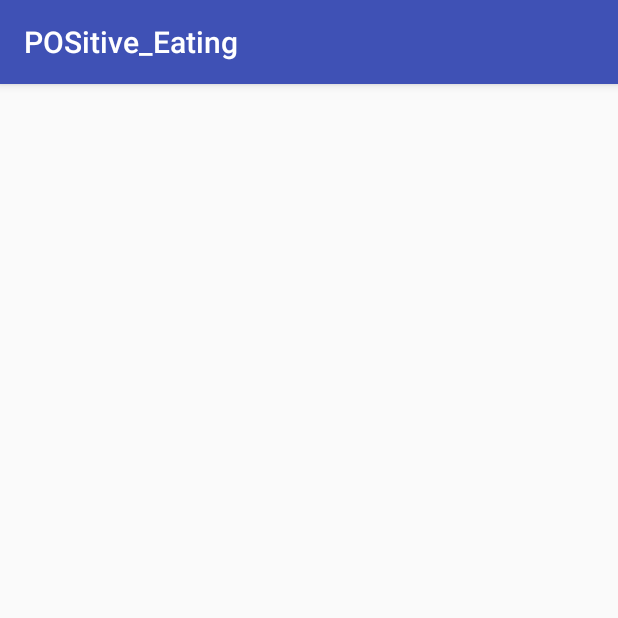
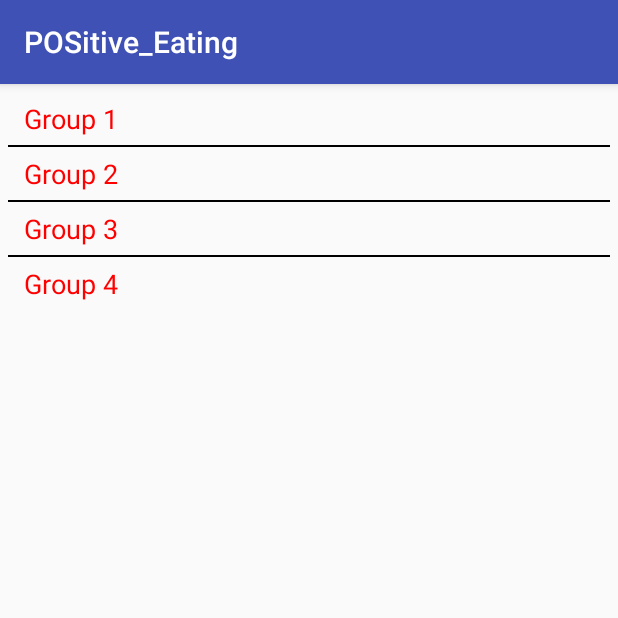
Before and after one commit to Alec13355/Restaurant, an Android app: the Menu screen opened directly, with no data from a screen before it, on a phone screen of 412 x 824 dp, the top half of it. Run offline under Robolectric (Android 15) with nearby library versions, the phone set to English and light mode, and no system bars.

Commit message:
Added an expandable list view in the process of putting our data in.

```diff
--- /dev/null
+++ b/POSitive_Eating/app/src/main/java/com/example/alec/positive_eating/ExpandableListAdapter.java
@@ -0,0 +1,137 @@
+package com.example.alec.positive_eating;
+
+/**
+ * Found on http://www.androhub.com/android-expandablelistview/
+ * Implementing my own data into it.
+ */
+
+import java.util.HashMap;
+import java.util.List;
+
+import android.content.Context;
+import android.graphics.Typeface;
+import android.view.LayoutInflater;
+import android.view.View;
+import android.view.ViewGroup;
+import android.widget.BaseExpandableListAdapter;
+import android.widget.TextView;
+
+//For expandable list view use BaseExpandableListAdapter
+public class ExpandableListAdapter extends BaseExpandableListAdapter {
+    private Context _context;
+    private List<String> header; // header titles
+    // Child data in format of header title, child title
+    private HashMap<String, List<String>> child;
+
+    public ExpandableListAdapter(Context context, List<String> listDataHeader,
+                                 HashMap<String, List<String>> listChildData) {
+        this._context = context;
+        this.header = listDataHeader;
+        this.child = listChildData;
+    }
+
+    @Override
+    public Object getChild(int groupPosition, int childPosititon) {
+
+        // This will return the child
+        return this.child.get(this.header.get(groupPosition)).get(
+                childPosititon);
+    }
+
+    @Override
+    public long getChildId(int groupPosition, int childPosition) {
+        return childPosition;
+    }
+
+    @Override
+    public View getChildView(int groupPosition, final int childPosition,
+                             boolean isLastChild, View convertView, ViewGroup parent) {
+
+        // Getting child text
+        final String childText = (String) getChild(groupPosition, childPosition);
+
+        // Inflating child layout and setting textview
+        if (convertView == null) {
+            LayoutInflater infalInflater = (LayoutInflater) this._context
+                    .getSystemService(Context.LAYOUT_INFLATER_SERVICE);
+            convertView = infalInflater.inflate(R.layout.childs, parent, false);
+        }
+
+        TextView child_text = (TextView) convertView.findViewById(R.id.child);
+
+        child_text.setText(childText);
+        return convertView;
+    }
+
+    @Override
+    public int getChildrenCount(int groupPosition) {
+
+        // return children count
+        return this.child.get(this.header.get(groupPosition)).size();
+    }
+
+    @Override
+    public Object getGroup(int groupPosition) {
+
+        // Get header position
+        return this.header.get(groupPosition);
+    }
+
+    @Override
+    public int getGroupCount() {
+
+        // Get header size
+        return this.header.size();
+    }
+
+    @Override
+    public long getGroupId(int groupPosition) {
+        return groupPosition;
+    }
+
+    @Override
+    public View getGroupView(int groupPosition, boolean isExpanded,
+                             View convertView, ViewGroup parent) {
+
+        // Getting header title
+        String headerTitle = (String) getGroup(groupPosition);
+
+        // Inflating header layout and setting text
+        if (convertView == null) {
+            LayoutInflater infalInflater = (LayoutInflater) this._context
+                    .getSystemService(Context.LAYOUT_INFLATER_SERVICE);
+            convertView = infalInflater.inflate(R.layout.header, parent, false);
+        }
+
+        TextView header_text = (TextView) convertView.findViewById(R.id.header);
+
+        header_text.setText(headerTitle);
+
+        // If group is expanded then change the text into bold and change the
+        // icon
+        if (isExpanded) {
+            header_text.setTypeface(null, Typeface.BOLD);
+//            header_text.setCompoundDrawablesWithIntrinsicBounds(0, 0,
+//                    R.drawable.ic_up, 0);
+        } else {
+            // If group is not expanded then change the text back into normal
+            // and change the icon
+
+            header_text.setTypeface(null, Typeface.NORMAL);
+//            header_text.setCompoundDrawablesWithIntrinsicBounds(0, 0,
+//                    R.drawable.ic_down, 0);
+        }
+
+        return convertView;
+    }
+
+    @Override
+    public boolean hasStableIds() {
+        return false;
+    }
+
+    @Override
+    public boolean isChildSelectable(int groupPosition, int childPosition) {
+        return true;
+    }
+}
--- a/POSitive_Eating/app/src/main/java/com/example/alec/positive_eating/Menu.java
+++ b/POSitive_Eating/app/src/main/java/com/example/alec/positive_eating/Menu.java
@@ -1,13 +1,141 @@
 package com.example.alec.positive_eating;
 
-import android.support.v7.app.AppCompatActivity;
+import java.util.ArrayList;
+import java.util.HashMap;
+import java.util.List;
+/*
+*Found on http://www.androhub.com/android-expandablelistview/
+ * Implementing my own data into it.
+ */
 import android.os.Bundle;
+import android.support.v7.app.ActionBarActivity;
+import android.view.View;
+import android.widget.ExpandableListView;
+import android.widget.ExpandableListView.OnChildClickListener;
+import android.widget.ExpandableListView.OnGroupClickListener;
+import android.widget.ExpandableListView.OnGroupExpandListener;
+import android.widget.Toast;
 
-public class Menu extends AppCompatActivity {
+public class Menu extends ActionBarActivity {
+    private static ExpandableListView expandableListView;
+    private static ExpandableListAdapter adapter;
 
     @Override
     protected void onCreate(Bundle savedInstanceState) {
         super.onCreate(savedInstanceState);
         setContentView(R.layout.activity_menu);
+
+        expandableListView = (ExpandableListView) findViewById(R.id.simple_expandable_listview);
+
+        // Setting group indicator null for custom indicator
+        expandableListView.setGroupIndicator(null);
+
+        setItems();
+        setListener();
+
+    }
+
+    // Setting headers and childs to expandable listview
+    void setItems() {
+
+        // Array list for header
+        ArrayList<String> header = new ArrayList<String>();
+
+        // Array list for child items
+        List<String> child1 = new ArrayList<String>();
+        List<String> child2 = new ArrayList<String>();
+        List<String> child3 = new ArrayList<String>();
+        List<String> child4 = new ArrayList<String>();
+
+        // Hash map for both header and child
+        HashMap<String, List<String>> hashMap = new HashMap<String, List<String>>();
+
+        // Adding headers to list
+        for (int i = 1; i < 5; i++) {
+            header.add("Group " + i);
+
+        }
+        // Adding child data
+        for (int i = 1; i < 5; i++) {
+            child1.add("Group 1  - " + " : Child" + i);
+
+        }
+        // Adding child data
+        for (int i = 1; i < 5; i++) {
+            child2.add("Group 2  - " + " : Child" + i);
+
+        }
+        // Adding child data
+        for (int i = 1; i < 6; i++) {
+            child3.add("Group 3  - " + " : Child" + i);
+
+        }
+        // Adding child data
+        for (int i = 1; i < 7; i++) {
+            child4.add("Group 4  - " + " : Child" + i);
+
+        }
+
+        // Adding header and childs to hash map
+        hashMap.put(header.get(0), child1);
+        hashMap.put(header.get(1), child2);
+        hashMap.put(header.get(2), child3);
+        hashMap.put(header.get(3), child4);
+
+        adapter = new ExpandableListAdapter(Menu.this, header, hashMap);
+
+        // Setting adpater over expandablelistview
+        expandableListView.setAdapter(adapter);
+    }
+
+    // Setting different listeners to expandablelistview
+    void setListener() {
+
+        // This listener will show toast on group click
+        expandableListView.setOnGroupClickListener(new OnGroupClickListener() {
+
+            @Override
+            public boolean onGroupClick(ExpandableListView listview, View view,
+                                        int group_pos, long id) {
+
+                Toast.makeText(Menu.this,
+                        "You clicked : " + adapter.getGroup(group_pos),
+                        Toast.LENGTH_SHORT).show();
+                return false;
+            }
+        });
+
+        // This listener will expand one group at one time
+        // You can remove this listener for expanding all groups
+        expandableListView
+                .setOnGroupExpandListener(new OnGroupExpandListener() {
+
+                    // Default position
+                    int previousGroup = -1;
+
+                    @Override
+                    public void onGroupExpand(int groupPosition) {
+                        if (groupPosition != previousGroup)
+
+                            // Collapse the expanded group
+                            expandableListView.collapseGroup(previousGroup);
+                        previousGroup = groupPosition;
+                    }
+
+                });
+
+        // This listener will show toast on child click
+        expandableListView.setOnChildClickListener(new OnChildClickListener() {
+
+            @Override
+            public boolean onChildClick(ExpandableListView listview, View view,
+                                        int groupPos, int childPos, long id) {
+                Toast.makeText(
+                        Menu.this,
+                        "You clicked : " + adapter.getChild(groupPos, childPos),
+                        Toast.LENGTH_SHORT).show();
+                return false;
+            }
+        });
     }
 }
--- a/POSitive_Eating/app/src/main/res/layout/activity_menu.xml
+++ b/POSitive_Eating/app/src/main/res/layout/activity_menu.xml
@@ -1,19 +1,17 @@
-<?xml version="1.0" encoding="utf-8"?>
-<RelativeLayout xmlns:android="http://schemas.android.com/apk/res/android"
+<LinearLayout xmlns:android="http://schemas.android.com/apk/res/android"
     xmlns:tools="http://schemas.android.com/tools"
-    android:id="@+id/activity_menu"
-    android:layout_width="match_parent"
-    android:layout_height="match_parent"
-    android:paddingBottom="@dimen/activity_vertical_margin"
-    android:paddingLeft="@dimen/activity_horizontal_margin"
-    android:paddingRight="@dimen/activity_horizontal_margin"
-    android:paddingTop="@dimen/activity_vertical_margin"
+    android:layout_width="fill_parent"
+    android:layout_height="fill_parent"
+    android:orientation="vertical"
+    android:padding="5dp"
     tools:context="com.example.alec.positive_eating.Menu">
 
     <ExpandableListView
-        android:layout_width="match_parent"
-        android:layout_height="match_parent"
-        android:layout_alignParentTop="true"
-        android:layout_alignParentLeft="true"
-        android:layout_alignParentStart="true" />
-</RelativeLayout>
+        android:id="@+id/simple_expandable_listview"
+        android:layout_width="fill_parent"
+        android:layout_height="wrap_content"
+        android:divider="#000000"
+        android:dividerHeight="1dp" >
+    </ExpandableListView>
+
+</LinearLayout>
--- /dev/null
+++ b/POSitive_Eating/app/src/main/res/layout/header.xml
@@ -0,0 +1,17 @@
+<?xml version="1.0" encoding="utf-8"?>
+<LinearLayout xmlns:android="http://schemas.android.com/apk/res/android"
+    android:layout_width="fill_parent"
+    android:layout_height="wrap_content"
+    android:orientation="vertical"
+    android:padding="5dp" >
+
+    <TextView
+        android:id="@+id/header"
+        android:layout_width="fill_parent"
+        android:layout_height="wrap_content"
+        android:layout_marginLeft="5dp"
+        android:textColor="#ff00"
+        android:drawablePadding="10dp"
+        android:textSize="18sp" />
+
+</LinearLayout>
```
Also changed, not shown: POSitive_Eating/app/src/main/res/layout/childs.xml (added, +17 -0 lines).
